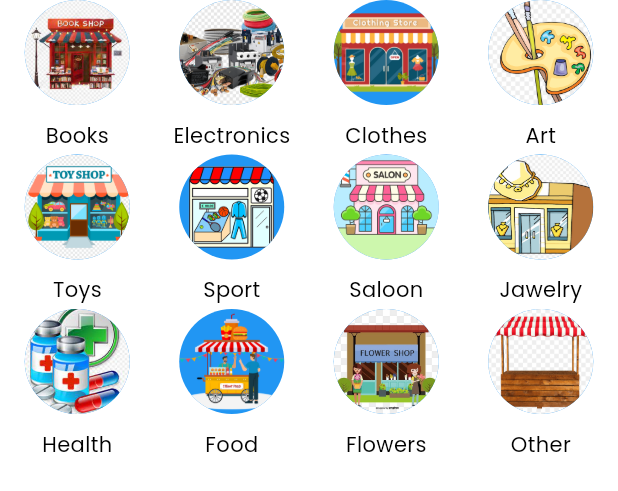
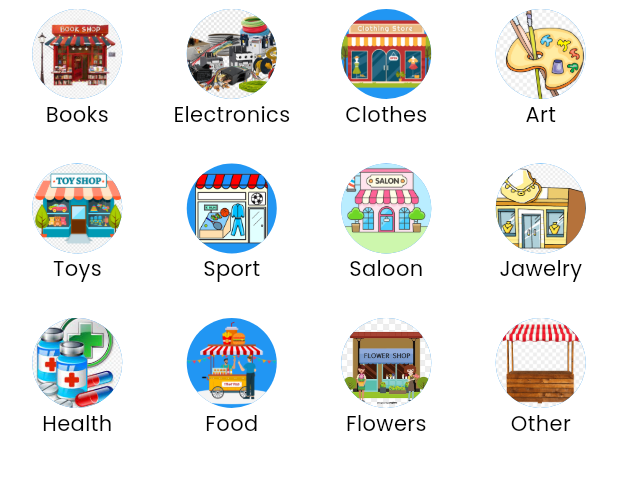
Before and after one commit to Palash2911/Instreet, a Flutter app: the CategoriesItems widget shown alone on an empty page, opened directly, on a phone screen of 412 x 824 dp. Shown: the top 491 px of the screen. Run offline on Flutter 3.47's test engine with Material 3 defaults, Android fonts, the light colour scheme and no system bars; drawn by our look-alikes of auto_size_text; our stand-ins replace carousel_slider, cloud_firestore, firebase_auth, firebase_core, firebase_messaging, firebase_storage and 11 more; accounts and stored records are empty; network calls fail.

Commit message:
Merging Everything Done and Added Header Widget

```diff
--- a/lib/providers/stallProvider.dart
+++ b/lib/providers/stallProvider.dart
@@ -28,14 +28,13 @@ class StallProvider extends ChangeNotifier {
       } else {
         _stalls[stallIndex].favoriteUsers.add(uid);
       }
+      notifyListeners();
       try {
         var stallDoc =
             FirebaseFirestore.instance.collection('stalls').doc(stallId);
         await stallDoc
             .update({'favoriteUsers': _stalls[stallIndex].favoriteUsers});
-        notifyListeners();
       } catch (e) {
-        notifyListeners();
         print(e);
         rethrow;
       }
--- a/lib/views/widgets/categories_items.dart
+++ b/lib/views/widgets/categories_items.dart
@@ -1,3 +1,4 @@
+import 'package:auto_size_text/auto_size_text.dart';
 import 'package:flutter/material.dart';
 import 'package:instreet/constants/constants.dart';
 import 'package:instreet/views/screens/postscreens/Categories.dart';
@@ -19,7 +20,9 @@ class _CategoriesListState extends State<CategoriesItems> {
       ),
       itemCount: categories.length,
       itemBuilder: (context, index) {
-        return Column(
+        return Padding(
+          padding: const EdgeInsets.all(6.0),
+          child: Column(
             children: [
               GestureDetector(
                 onTap: () {
@@ -27,17 +30,17 @@ class _CategoriesListState extends State<CategoriesItems> {
                 },
                 child: CircleAvatar(
                   backgroundImage: AssetImage(categories[index].imagePath),
-                radius: 35,
+                  radius: 30,
                 ),
               ),
-            const SizedBox(
-              height: 10,
+              Expanded(
+                child: AutoSizeText(
+                  categories[index].name,
+                  style: kTextPopR14,
                 ),
-            Text(
-              categories[index].name,
-              style: TextStyle(fontFamily: 'Poppins', fontSize: 14),
               ),
             ],
+          ),
         );
       },
     );
--- a/lib/views/widgets/homePageCard.dart
+++ b/lib/views/widgets/homePageCard.dart
@@ -90,7 +90,7 @@ class _HomePageCardState extends State<HomePageCard> {
                 height: 150,
                 width: 120,
               ),
-            ), // 6358854363 - Mahindra
+            ),
             Expanded(
               child: Padding(
                 padding: const EdgeInsets.only(left: 9.0),
```
Also changed, not shown: lib/views/screens/bottomnav/FavoriteScreen.dart (+3 -46 lines), lib/views/screens/bottomnav/HomeScreen.dart (+7 -5 lines), lib/views/widgets/header_widget.dart (added, +50 -0 lines). Lines whose indentation alone changed are shown as unchanged.
